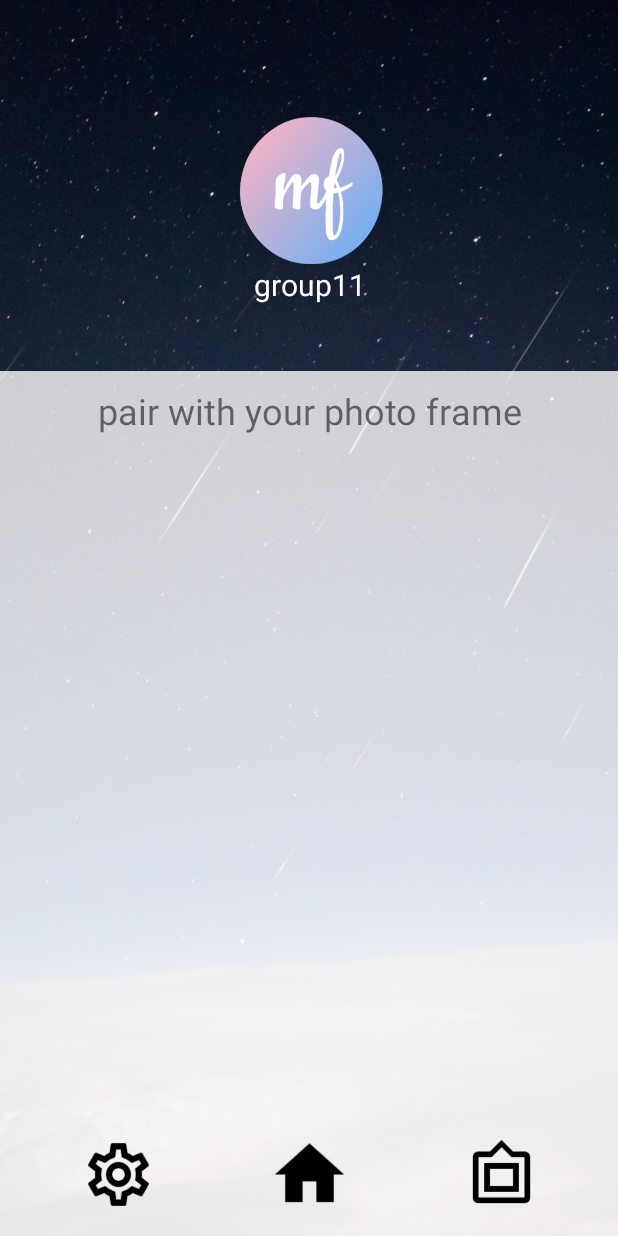
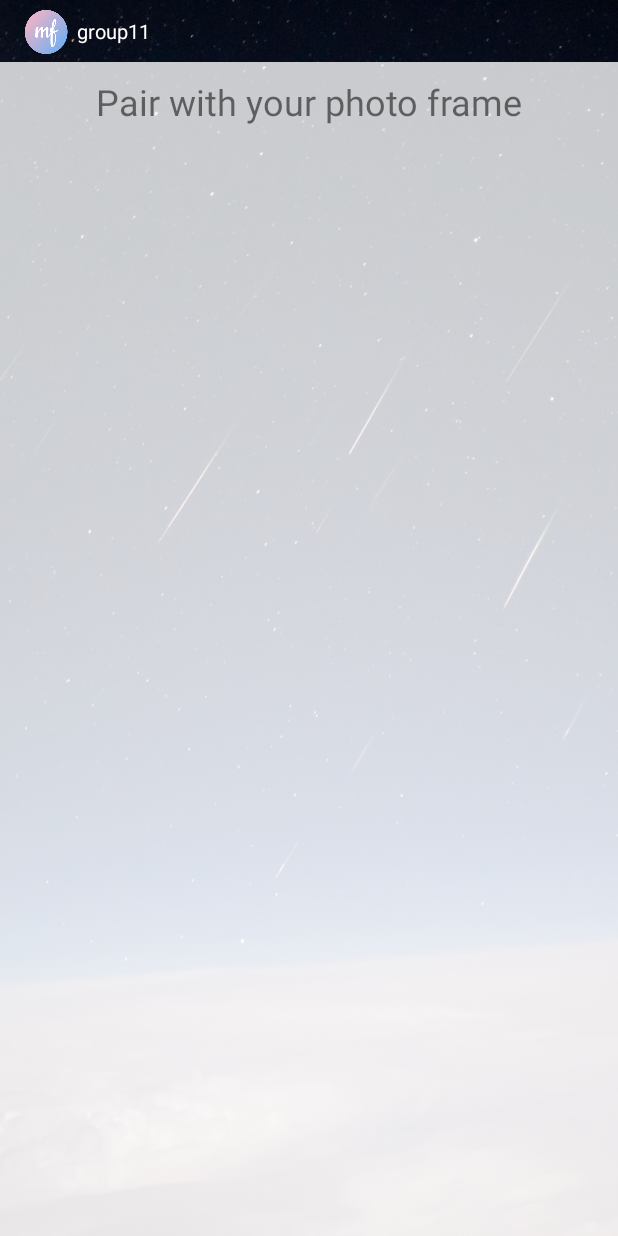
Before and after one commit to richardyjtian/memory-frame, an Android app: the BTActivity screen opened directly, with no data from a screen before it, on a phone screen of 412 x 824 dp. Run offline under Robolectric (Android 15) with nearby library versions, the phone set to English and light mode, and no system bars; 2 statements that could not run were skipped.

Commit message:
updated bluetooth screen and login + signup screens

```diff
--- a/GUI/frame/app/src/main/res/layout/activity_bt.xml
+++ b/GUI/frame/app/src/main/res/layout/activity_bt.xml
@@ -11,37 +11,37 @@
         android:id="@+id/upperwindow"
         android:layout_width="match_parent"
         android:layout_height="0dp"
-        app:layout_constraintHeight_percent="0.3"
+        app:layout_constraintHeight_percent="0.05"
         app:layout_constraintTop_toTopOf="parent"
         app:layout_constraintLeft_toLeftOf="parent"
         android:background="#00000000">
 
         <ImageView
             android:id="@+id/figure"
-            android:layout_width="100dp"
-            android:layout_height="100dp"
-            android:layout_marginTop="4dp"
+            android:layout_width="30dp"
+            android:layout_height="30dp"
             android:background="@drawable/mflogo"
-            app:layout_constraintHorizontal_bias="0.5"
-            app:layout_constraintVertical_bias="0.5"
+            app:layout_constraintBottom_toBottomOf="parent"
+            app:layout_constraintHorizontal_bias="0.041"
             app:layout_constraintLeft_toLeftOf="parent"
             app:layout_constraintRight_toRightOf="parent"
             app:layout_constraintTop_toTopOf="parent"
-            app:layout_constraintBottom_toBottomOf="parent"/>
+            app:layout_constraintVertical_bias="0.5" />
 
         <TextView
             android:id="@+id/username"
             android:layout_width="0dp"
             android:layout_height="wrap_content"
-            app:layout_constraintLeft_toLeftOf="parent"
+            android:text="group11"
+            android:textColor="#FFFFFF"
+            android:textSize="13sp"
+            app:layout_constraintBottom_toBottomOf="parent"
+            app:layout_constraintHorizontal_bias="0.02"
+            app:layout_constraintLeft_toRightOf="@id/figure"
             app:layout_constraintRight_toRightOf="parent"
-            app:layout_constraintWidth_percent="0.5"
-            app:layout_constraintTop_toBottomOf="@id/figure"
-            android:text="group11"
-            android:textAlignment="center"
-            android:textSize="20sp"
-            android:textColor="#FFFFFF"
-            app:layout_constraintHorizontal_bias="0.5" />
+            app:layout_constraintTop_toTopOf="parent"
+            app:layout_constraintVertical_bias="0.5"
+            app:layout_constraintWidth_percent="0.2" />
 
     </android.support.constraint.ConstraintLayout>
 
@@ -50,7 +50,7 @@
         android:layout_width="match_parent"
         android:layout_height="0dp"
         android:id="@+id/btwindow"
-        app:layout_constraintHeight_percent="0.6"
+        app:layout_constraintHeight_percent="0.95"
         app:layout_constraintStart_toStartOf="parent"
         app:layout_constraintTop_toBottomOf="@id/upperwindow"
         app:layout_constraintVertical_bias="1.0"
@@ -65,7 +65,7 @@
             android:textSize="24sp"
             android:onClick="clickText"
             android:clickable="true"
-            android:text="pair with your photo frame"
+            android:text="Pair with your photo frame"
             android:textAlignment="center"
             android:layout_marginTop="10dp"/>
 
@@ -84,51 +84,8 @@
 
     </android.support.constraint.ConstraintLayout>
 
-    <android.support.constraint.ConstraintLayout
-        android:id="@+id/bottomwindow"
-        android:layout_width="match_parent"
-        android:layout_height="0dp"
-        android:background="#FFFFFF"
-        app:layout_constraintBottom_toBottomOf="parent"
-        app:layout_constraintHeight_percent="0.1"
-        tools:layout_editor_absoluteX="0dp">
 
-        <ImageView
-            android:id="@+id/home"
-            android:layout_width="55dp"
-            android:layout_height="55dp"
-            android:background="@drawable/baseline_home_black_48dp"
-            app:layout_constraintBottom_toBottomOf="@id/bottomwindow"
-            app:layout_constraintHorizontal_bias="0.5"
-            app:layout_constraintLeft_toLeftOf="@id/bottomwindow"
-            app:layout_constraintRight_toRightOf="@id/bottomwindow"
-            app:layout_constraintTop_toTopOf="@id/bottomwindow"
-            app:layout_constraintVertical_bias="0.5" />
 
-        <ImageView
-            android:id="@+id/frame"
-            android:layout_width="46dp"
-            android:layout_height="46dp"
-            android:background="@drawable/outline_filter_frames_black_48dp"
-            app:layout_constraintBottom_toBottomOf="@id/bottomwindow"
-            app:layout_constraintHorizontal_bias="0.85"
-            app:layout_constraintLeft_toLeftOf="@id/bottomwindow"
-            app:layout_constraintRight_toRightOf="@id/bottomwindow"
-            app:layout_constraintTop_toTopOf="@id/bottomwindow"
-            app:layout_constraintVertical_bias="0.5" />
 
-        <ImageView
-            android:id="@+id/setting"
-            android:layout_width="50dp"
-            android:layout_height="50dp"
-            android:background="@drawable/outline_settings_black_48dp"
-            app:layout_constraintBottom_toBottomOf="@id/bottomwindow"
-            app:layout_constraintHorizontal_bias="0.15"
-            app:layout_constraintLeft_toLeftOf="@id/bottomwindow"
-            app:layout_constraintRight_toRightOf="@id/bottomwindow"
-            app:layout_constraintTop_toTopOf="@id/bottomwindow"
-            app:layout_constraintVertical_bias="0.5" />
-
-    </android.support.constraint.ConstraintLayout>
 
 </android.support.constraint.ConstraintLayout>
--- a/GUI/frame/app/src/main/res/layout/activity_register.xml
+++ b/GUI/frame/app/src/main/res/layout/activity_register.xml
@@ -5,7 +5,18 @@
     android:id="@+id/bg3"
     android:layout_width="match_parent"
     android:layout_height="match_parent"
+    android:background="@drawable/lbackground"
     tools:context=".RegisterActivity">
+
+    <ImageView
+        android:layout_width="150dp"
+        android:layout_height="150dp"
+        android:layout_marginTop="120dp"
+        android:background="@drawable/mflogo"
+        app:layout_constraintLeft_toLeftOf="parent"
+        app:layout_constraintRight_toRightOf="parent"
+        app:layout_constraintTop_toTopOf="parent"
+        app:layout_constraintHorizontal_bias="0.5"/>
 
     <android.support.constraint.ConstraintLayout xmlns:android="http://schemas.android.com/apk/res/android"
         xmlns:app="http://schemas.android.com/apk/res-auto"
@@ -13,7 +24,7 @@
         android:id="@+id/bg4"
         android:layout_width="wrap_content"
         android:layout_height="wrap_content"
-        android:layout_marginTop="296dp"
+        android:layout_marginTop="330dp"
         android:background="#FFFFFF"
         android:gravity="center"
         app:layout_constraintEnd_toEndOf="parent"
--- a/GUI/frame/app/src/main/res/layout/activity_second.xml
+++ b/GUI/frame/app/src/main/res/layout/activity_second.xml
@@ -10,13 +10,23 @@
     android:background="@drawable/lbackground"
     tools:context=".SecondActivity">
 
+    <ImageView
+        android:layout_width="150dp"
+        android:layout_height="150dp"
+        android:layout_marginTop="120dp"
+        android:background="@drawable/mflogo"
+        app:layout_constraintHorizontal_bias="0.5"
+        app:layout_constraintLeft_toLeftOf="parent"
+        app:layout_constraintRight_toRightOf="parent"
+        app:layout_constraintTop_toTopOf="parent" />
+
     <android.support.constraint.ConstraintLayout xmlns:android="http://schemas.android.com/apk/res/android"
         xmlns:app="http://schemas.android.com/apk/res-auto"
         xmlns:tools="http://schemas.android.com/tools"
         android:id="@+id/bg2"
         android:layout_width="wrap_content"
         android:layout_height="wrap_content"
-        android:layout_marginTop="296dp"
+        android:layout_marginTop="350dp"
         android:background="#FFFFFF"
         android:gravity="center"
         app:layout_constraintEnd_toEndOf="parent"
```
